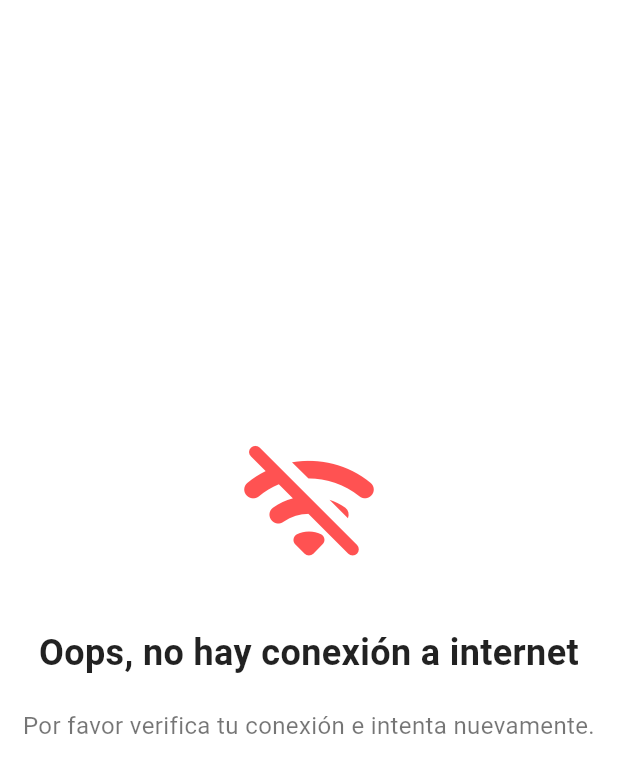
After one commit to peruOffset2024/notificaciones, a Flutter app: the NoInternetScreen screen opened directly, on a phone screen of 412 x 824 dp. The commit adds this screen. Shown: the top 773 px of the screen. Run offline on Flutter 3.47's test engine with Material 3 defaults, Android fonts, the phone set to English and light mode, and no system bars; our stand-ins replace connectivity_plus, firebase_core, firebase_messaging, flutter_keyboard_visibility, image_picker, location and 1 more; accounts and stored records are empty; network calls fail.

Commit message:
pantallas con alerta de conexion a internet

```diff
--- a/lib/main.dart
+++ b/lib/main.dart
@@ -1,6 +1,7 @@
 import 'package:flutter/material.dart';
 import 'package:provider/provider.dart';
 import 'package:push_notificaciones/app.dart';
+import 'package:push_notificaciones/providers/conexion_internet_provider.dart';
 import 'package:push_notificaciones/providers/guias_salidar_provider.dart';
 import 'package:push_notificaciones/providers/asistencia_provider.dart';
 import 'package:push_notificaciones/providers/auth_provider.dart';
@@ -14,7 +15,6 @@ import 'package:push_notificaciones/providers/reg_sal_switch_provider.dart';
 import 'package:push_notificaciones/providers/rutas_provider.dart';
 import 'package:push_notificaciones/providers/seguimiento_estado_provider.dart';
 import 'package:push_notificaciones/providers/track_provider.dart';
-import 'package:push_notificaciones/providers/tracking_provider.dart';
 import 'package:push_notificaciones/services/models/push_notification_service.dart';
 
 
@@ -26,7 +26,6 @@ void main() async {
   runApp(MultiProvider(providers: [
     ChangeNotifierProvider(create: (_) => RutasProvider()),
     ChangeNotifierProvider(create: (_) => Authprovider()),
-    ChangeNotifierProvider(create: (_) => TrackingProvider()),
     ChangeNotifierProvider(create: (_) => LocationProvider()),
     ChangeNotifierProvider(create: (_) => GuiasSalidasProvider()),
     ChangeNotifierProvider(create: (_) => SwitchStateProvider()),
@@ -38,6 +37,6 @@ void main() async {
     ChangeNotifierProvider(create: (_) => TrackProviderSegui()),
     ChangeNotifierProvider(create: (_) => ImagenesProvider()),
     ChangeNotifierProvider(create: (_) => IngresoSalidaAsistencia()),
-
+    ChangeNotifierProvider(create: (_) => ConnectivityProvider()),
   ], child: const MyApp()));
 }
--- /dev/null
+++ b/lib/views/screens/vista_sin_internet.dart
@@ -0,0 +1,59 @@
+import 'package:flutter/material.dart';
+
+class NoInternetScreen extends StatelessWidget {
+  final VoidCallback onRetry;
+
+  const NoInternetScreen({super.key, required this.onRetry});
+
+  @override
+  Widget build(BuildContext context) {
+    return Scaffold(
+      backgroundColor: Colors.white,
+      body: Container(
+        width: double.infinity,
+        height: double.infinity,
+        decoration: const BoxDecoration(
+        ),
+        child: const Column(
+          mainAxisAlignment: MainAxisAlignment.center,
+          crossAxisAlignment: CrossAxisAlignment.center,
+          children: [
+            // Ícono de advertencia
+            Icon(
+              Icons.wifi_off_rounded,
+              size: 100,
+              color: Colors.redAccent,
+            ),
+            SizedBox(height: 30),
+
+            // Mensaje de "No Conexión"
+            Text(
+              "Oops, no hay conexión a internet",
+              textAlign: TextAlign.center,
+              style: TextStyle(
+                fontSize: 24,
+                fontWeight: FontWeight.bold,
+                color: Colors.black87,
+              ),
+            ),
+            SizedBox(height: 20),
+
+            // Subtítulo explicativo
+            Text(
+              "Por favor verifica tu conexión e intenta nuevamente.",
+              textAlign: TextAlign.center,
+              style: TextStyle(
+                fontSize: 16,
+                color: Colors.black54,
+              ),
+            ),
+            SizedBox(height: 40),
+
+            // Botón de reintentar
+
+          ],
+        ),
+      ),
+    );
+  }
+}
```
Also changed, not shown: lib/providers/conexion_internet_provider.dart (added, +42 -0 lines), lib/providers/tracking_provider.dart (deleted, +0 -32 lines), lib/views/screens/archivo_para_ejecutar_el_temu.dart (deleted, +0 -8 lines), lib/views/screens/boton_para_mover_carro.dart (deleted, +0 -36 lines), lib/views/screens/lista_guias.dart (+7 -2 lines), lib/views/screens/navegador.dart (+25 -15 lines), lib/views/screens/registro_datos.dart (+5 -2 lines), lib/views/screens/registro_salida.dart (+6 -2 lines), lib/views/screens/seguimiento_pedido.dart (+26 -12 lines).
